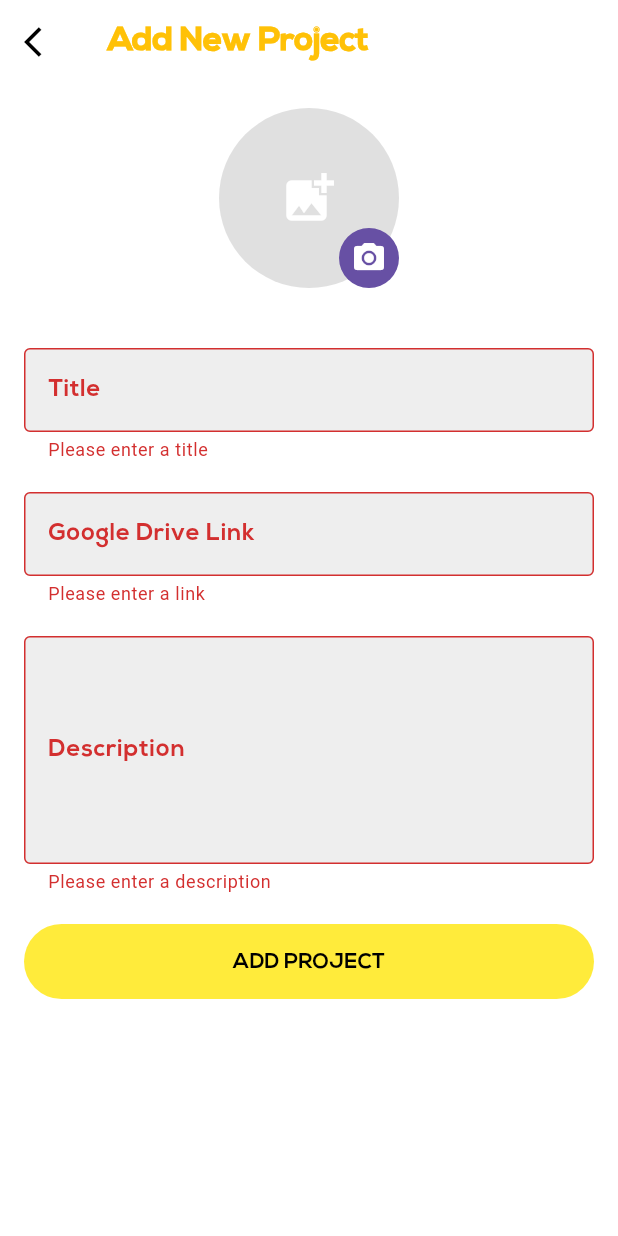
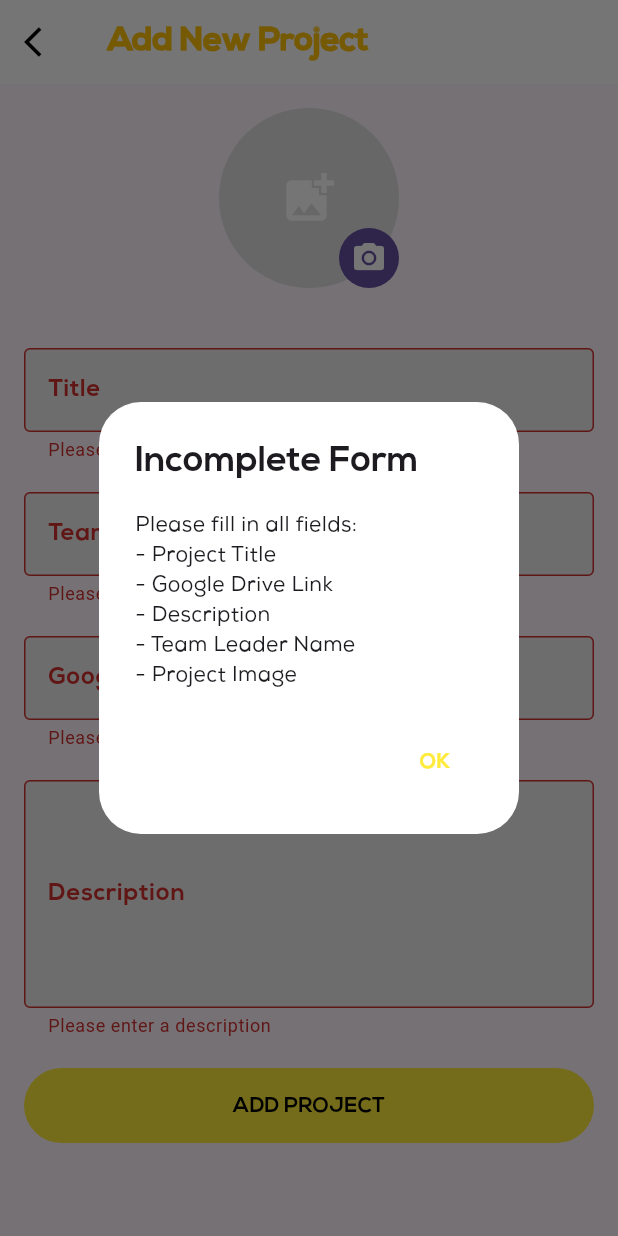
Before and after one commit to RITWIZSINGH/Robosoc, a Flutter app: the AddProjectScreen screen opened directly, after a tap on "ADD PROJECT", on a phone screen of 412 x 824 dp. Run offline on Flutter 3.47's test engine with Material 3 defaults, Android fonts, the phone set to English and light mode, and no system bars; our stand-ins replace cached_network_image, cloud_firestore, firebase_auth, firebase_core, firebase_storage, flutter_keyboard_visibility and 2 more; accounts and stored records are empty.

Commit message:
added validation dialog in add project screen

```diff
--- a/lib/mainscreens/projects_screen/add_new_project_screen.dart
+++ b/lib/mainscreens/projects_screen/add_new_project_screen.dart
@@ -16,6 +16,7 @@ class _AddProjectScreenState extends State<AddProjectScreen> {
   String _title = '';
   String _description = '';
   String _link = '';
+  String _teamLeader = ''; // New field for team leader
   dynamic _imageFile;
   bool _isUploading = false;
 
@@ -50,8 +51,38 @@ class _AddProjectScreenState extends State<AddProjectScreen> {
     );
   }
 
+  void _showValidationDialog() {
+    showDialog(
+      context: context,
+      builder: (context) => AlertDialog(
+        title: const Text('Incomplete Form', style: TextStyle(fontFamily: "NexaBold")),
+        content: const Text(
+          'Please fill in all fields:\n'
+          '- Project Title\n'
+          '- Google Drive Link\n'
+          '- Description\n'
+          '- Team Leader Name\n'
+          '- Project Image',
+          style: TextStyle(fontFamily: "NexaRegular"),
+        ),
+        actions: [
+          TextButton(
+            onPressed: () => Navigator.pop(context),
+            child: const Text('OK', style: TextStyle(fontFamily: "NexaBold")),
+          ),
+        ],
+      ),
+    );
+  }
+
   Future<void> _submitForm() async {
     if (_formKey.currentState!.validate()) {
+      // Additional check for image and other fields
+      if (_imageFile == null) {
+        _showValidationDialog();
+        return;
+      }
+
       setState(() => _isUploading = true);
 
       try {
@@ -63,7 +94,7 @@ class _AddProjectScreenState extends State<AddProjectScreen> {
 
         final newProject = Project(
           status: '',
-          teamLeader: '',
+          teamLeader: _teamLeader,
           id: '',
           title: _title,
           description: _description,
@@ -81,6 +112,8 @@ class _AddProjectScreenState extends State<AddProjectScreen> {
       } finally {
         setState(() => _isUploading = false);
       }
+    } else {
+      _showValidationDialog();
     }
   }
 
@@ -102,9 +135,8 @@ class _AddProjectScreenState extends State<AddProjectScreen> {
           icon: const Icon(Icons.arrow_back_ios, color: Colors.black),
         ),
       ),
-      body: Container(
-        height: double.infinity,
-        color: Colors.white,
+      body: GestureDetector(
+        onTap: () => FocusScope.of(context).unfocus(),
         child: SingleChildScrollView(
           padding: const EdgeInsets.all(16),
           child: Form(
@@ -124,6 +156,19 @@ class _AddProjectScreenState extends State<AddProjectScreen> {
                   validator: (value) =>
                       value?.isEmpty ?? true ? 'Please enter a title' : null,
                   onSaved: (value) => _title = value!,
+                ),
+                const SizedBox(height: 20),
+                TextFormField(
+                  decoration: InputDecoration(
+                    filled: true,
+                    fillColor: Colors.grey.shade200,
+                    labelText: 'Team Leader Name',
+                    labelStyle: const TextStyle(fontFamily: "NexaBold"),
+                    border: const OutlineInputBorder(),
+                  ),
+                  validator: (value) =>
+                      value?.isEmpty ?? true ? 'Please enter team leader name' : null,
+                  onSaved: (value) => _teamLeader = value!,
                 ),
                 const SizedBox(height: 20),
                 TextFormField(
```
